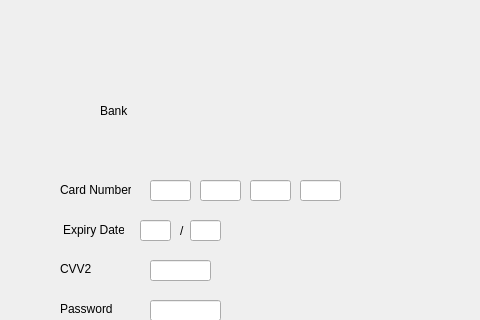
AP-projects-4001/Guys, file AP/payment_gateway.ui: the form before one commit; both pictures show x 0 to 480 and y 0 to 320 of the 646 by 550 pixel window.
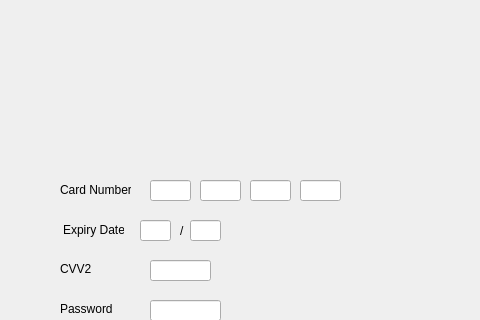
The form after the commit.

Commit message: Set Banks for payment_gateway

```diff
--- a/AP/payment_gateway.ui
+++ b/AP/payment_gateway.ui
@@ -32,14 +32,14 @@
   <widget class="QLabel" name="label">
    <property name="geometry">
     <rect>
-     <x>100</x>
-     <y>50</y>
+     <x>60</x>
+     <y>40</y>
      <width>451</width>
      <height>121</height>
     </rect>
    </property>
    <property name="text">
-    <string>Bank</string>
+    <string/>
    </property>
   </widget>
   <widget class="QLabel" name="label_2">
```
Left out of the diff: 2 changed lines with no effect on the pictures. The commit also changes 5 other files.
